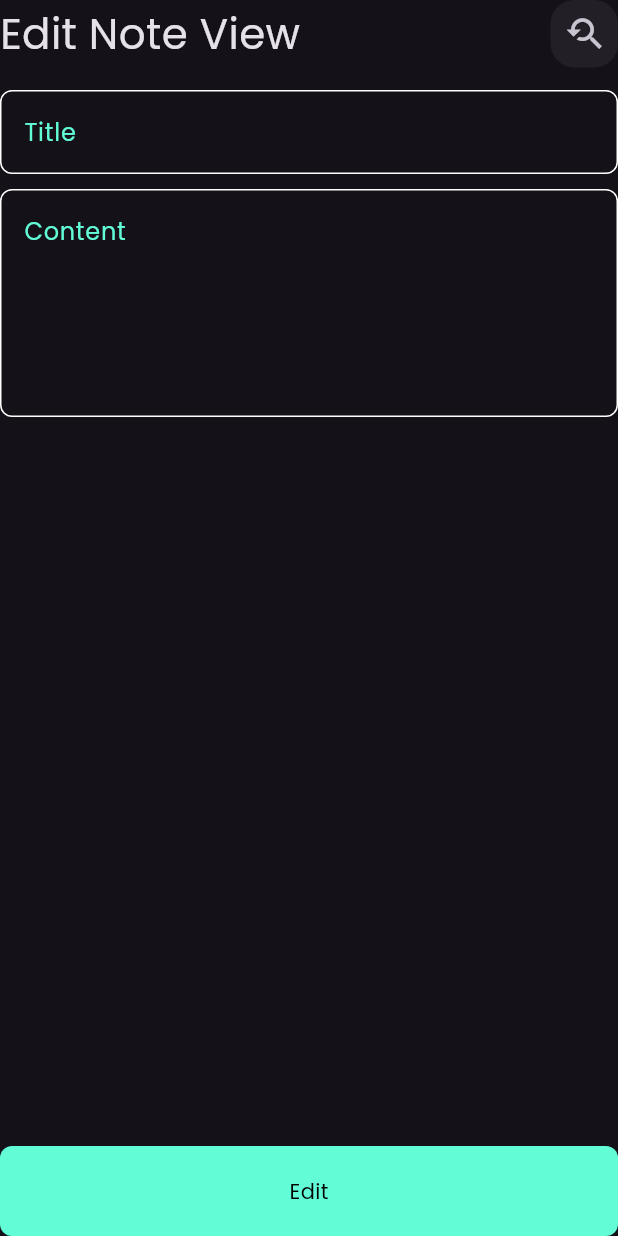
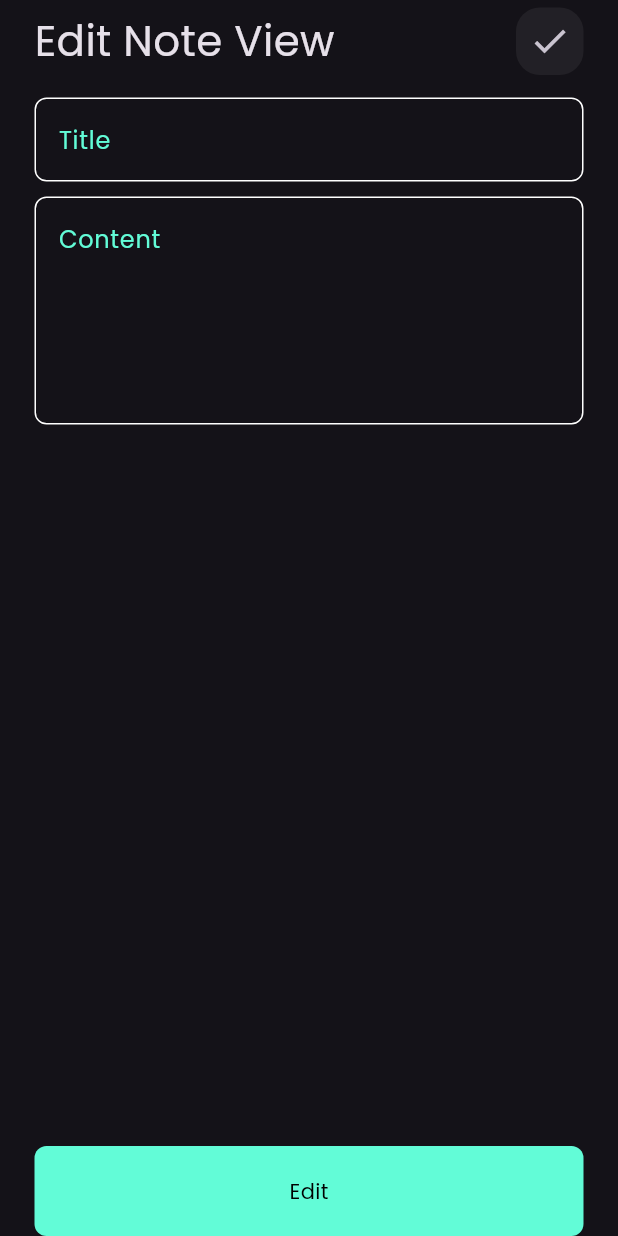
Before and after one commit to EslamAyman595/notes_app, a Flutter app: the screen it shows after launch, after a tap on "Flutter Tips", on a phone screen of 412 x 824 dp. Run offline on Flutter 3.47's test engine with Material 3 defaults, Android fonts, the phone set to English and light mode, and no system bars; our stand-ins replace font_awesome_flutter.

Commit message:
add custom bar to edit note view body

```diff
--- a/lib/widgets/custom_appbar.dart
+++ b/lib/widgets/custom_appbar.dart
@@ -2,15 +2,15 @@ import 'package:flutter/material.dart';
 import 'package:notes_app/widgets/custom_search_icon.dart';
 
 class CustomAppBar extends StatelessWidget {
-   CustomAppBar({super.key, required this.text,required this.icon});
- String? text;
- Icon? icon;
+  const  CustomAppBar({super.key, required this.text,required this.icon});
+final String text;
+final Icon icon;
   @override
   Widget build(BuildContext context) {
     return  Row(
       children:  [
         Text(
-          text!,
+          text,
           style: TextStyle(fontSize: 28),
         ),
 
--- a/lib/widgets/custom_search_icon.dart
+++ b/lib/widgets/custom_search_icon.dart
@@ -1,8 +1,8 @@
 import 'package:flutter/material.dart';
 
 class CustomSearchIcon extends StatelessWidget {
-   CustomSearchIcon({Key? key,this.icon}) : super(key: key);
- Icon? icon;
+  const CustomSearchIcon({Key? key, required this.icon}) : super(key: key);
+final Icon icon;
   @override
   Widget build(BuildContext context) {
     return Container(
@@ -12,7 +12,7 @@ class CustomSearchIcon extends StatelessWidget {
         color: Colors.grey.withOpacity(0.1),
         borderRadius: BorderRadius.circular(16),
       ),
-      child: IconButton(onPressed: () {}, icon: icon!,iconSize: 28,),
+      child: IconButton(onPressed: () {}, icon: icon,iconSize: 28,),
     );
   }
 }
--- a/lib/widgets/edit_note_view_body.dart
+++ b/lib/widgets/edit_note_view_body.dart
@@ -8,9 +8,18 @@ class EditNoteViewBody extends StatelessWidget {
 
   @override
   Widget build(BuildContext context) {
-    return Column(
-      children: [
-        CustomAppBar(text: 'Edit Note View', icon: Icon(Icons.youtube_searched_for),),
+    return Padding(
+      padding: EdgeInsets.symmetric(horizontal: 23),
+      child: Column(
+        children:[
+           SizedBox(
+            height: 5,
+          ),
+          CustomAppBar(
+            text: 'Edit Note View',
+            icon: Icon(Icons.check),
+
+          ),
           SizedBox(
             height: 15,
           ),
@@ -25,12 +34,13 @@ class EditNoteViewBody extends StatelessWidget {
             maxline: 5,
           ),
           //
-        Spacer()
-,        CustomButon(
+          Spacer(),
+          CustomButon(
             text: 'Edit',
             onTap: () {},
           )
         ],
+      ),
     );
   }
 }
--- a/lib/widgets/note_item.dart
+++ b/lib/widgets/note_item.dart
@@ -10,13 +10,13 @@ final Color color;
     return GestureDetector(
       onTap: (){
         Navigator.of(context).push(MaterialPageRoute(builder: (context){
-          return EditNoteView();
+          return const EditNoteView();
         }));
       },
       child: Container(
         //height: 120,
         //width: 320,
-        padding: EdgeInsets.only(top: 20, bottom: 20, left: 12),
+        padding:const  EdgeInsets.only(top: 20, bottom: 20, left: 12),
         decoration: BoxDecoration(
           borderRadius: BorderRadius.circular(10),
           color: color,
--- a/lib/widgets/notes_view_body.dart
+++ b/lib/widgets/notes_view_body.dart
@@ -8,7 +8,7 @@ class NotesViewBody extends StatelessWidget {
 
   @override
   Widget build(BuildContext context) {
-    return  Padding(
+    return const  Padding(
       padding: EdgeInsets.symmetric(horizontal: 23),
       child: Column(
         children: [
```
Lines whose indentation alone changed are shown as unchanged.
